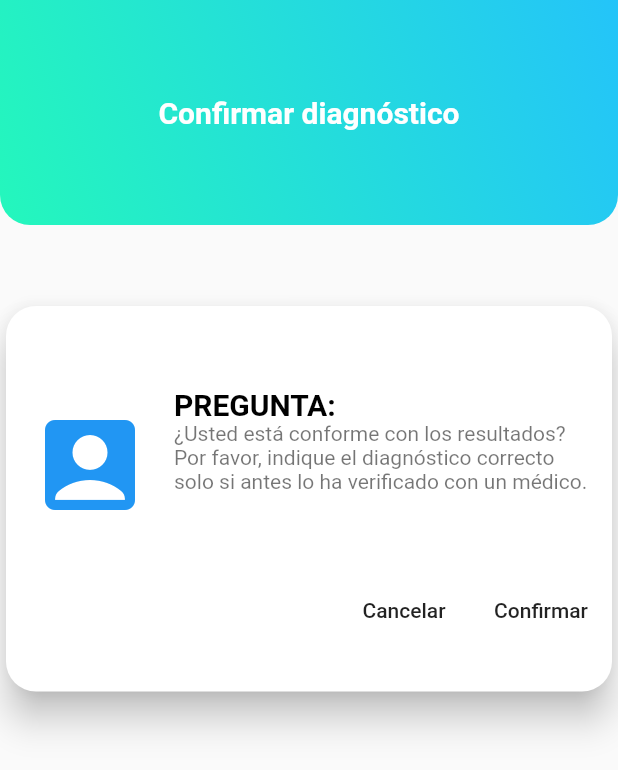
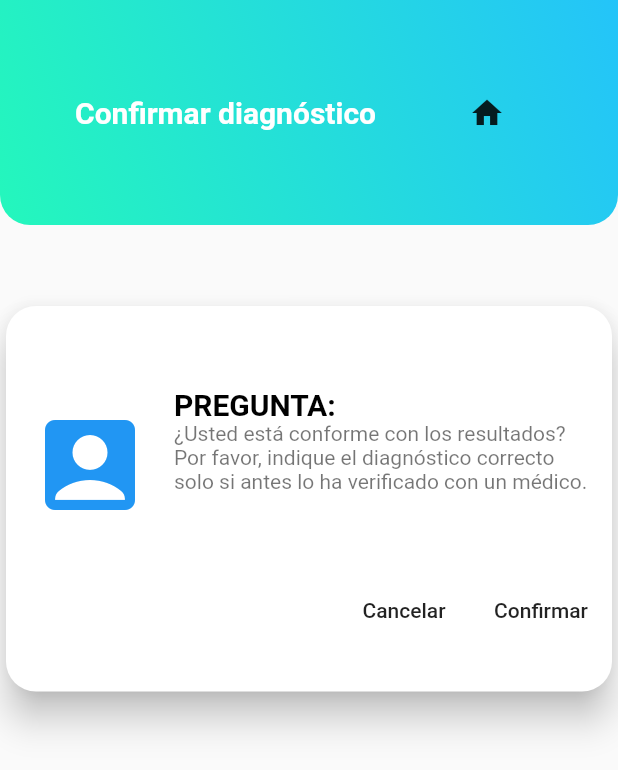
Before and after one commit to G3rson98/AsistenteMedicoFlutter-1, a Flutter app: the ConfirmIllnessWidget screen opened directly with empty values, on a phone screen of 412 x 824 dp. Shown: the top 770 px of the screen. Run offline on Flutter 3.47's test engine with Material 2 defaults, Android fonts, the phone set to English and light mode, and no system bars; our stand-ins replace file_picker, flutter_speed_dial, shared_preferences; missing offline and left inert: flutter_share, mime_type; accounts and stored records are empty.

Commit message:
estoy emputado

```diff
--- a/lib/main.dart
+++ b/lib/main.dart
@@ -1,3 +1,4 @@
+import 'package:asistentemedico/src/pages/alergia_page.dart';
 import 'package:asistentemedico/src/pages/login_page.dart';
 import 'package:asistentemedico/src/pages/registrarUsuario_page.dart';
 import 'package:asistentemedico/src/pages/results_page.dart';
@@ -33,6 +34,7 @@ class MyApp extends StatelessWidget {
         'login': (BuildContext context) => LoginPage(),
         'registrarUsuario': (BuildContext context) => RegistrarUsuario(),
         'search': (BuildContext context) => SearchPage(),
+        'alergias': (BuildContext context) => AlergiasPage(misAlergias: []),
       },
     );
   }
--- a/lib/src/services/usuario_service.dart
+++ b/lib/src/services/usuario_service.dart
@@ -25,6 +25,7 @@ class UsuarioProvider {
       addIntToSF('id', id);
       addStringToSF('usuario', nombreUsuario);
       addStringToSF('correo', correo);
+      addAlergias('Alergias', ['gripe','alergia al polvo','migraña']);
 
       SharedPreferences prefs = await SharedPreferences.getInstance();
 
@@ -58,4 +59,9 @@ class UsuarioProvider {
 
     return usuario;
   }
+
+  addAlergias(String clave, List<String> valor) async {
+    SharedPreferences prefs = await SharedPreferences.getInstance();
+    prefs.setStringList(clave, valor);
+  }
 }
--- a/lib/src/widget/confirm_illness_widget.dart
+++ b/lib/src/widget/confirm_illness_widget.dart
@@ -3,7 +3,8 @@ import 'package:asistentemedico/src/providers/translate_provider.dart';
 import 'package:flutter/material.dart';
 
 class ConfirmIllnessWidget extends StatefulWidget {
-  const ConfirmIllnessWidget({Key key, @required this.listCondition}) : super(key: key);
+  const ConfirmIllnessWidget({Key key, @required this.listCondition})
+      : super(key: key);
   final List<Condition> listCondition;
 
   @override
@@ -14,7 +15,7 @@ class _ConfirmIllnessWidgetState extends State<ConfirmIllnessWidget> {
   String selectedRadioTile;
   final translateProvider = new TranslateProvider();
 
-  setSelectedRadioTile(String valor){
+  setSelectedRadioTile(String valor) {
     setState(() {
       selectedRadioTile = valor;
     });
@@ -28,23 +29,36 @@ class _ConfirmIllnessWidgetState extends State<ConfirmIllnessWidget> {
         child: Container(
           height: 200,
           decoration: BoxDecoration(
-              borderRadius: BorderRadius.only(bottomLeft: Radius.circular(20.0), bottomRight: Radius.circular(20.0)),
+            borderRadius: BorderRadius.only(
+                bottomLeft: Radius.circular(20.0),
+                bottomRight: Radius.circular(20.0)),
             gradient: LinearGradient(
                 begin: Alignment.bottomLeft,
                 end: Alignment.topRight,
                 colors: [
-                  Color.fromRGBO(36, 247, 188,1.0),
+                  Color.fromRGBO(36, 247, 188, 1.0),
                   Color.fromRGBO(36, 196, 249, 1.0),
-                ]
+                ]),
           ),
-            ),
-            child: Column(
-              mainAxisAlignment: MainAxisAlignment.center,
+          child: Row(
+            //mainAxisAlignment: MainAxisAlignment.center,
             children: <Widget>[
+              SizedBox(width: 50.0,),
               new Text(
                 'Confirmar diagnóstico',
-                  style: TextStyle(color: Colors.white, fontSize: 20, fontWeight: FontWeight.bold),
+                style: TextStyle(
+                    color: Colors.white,
+                    fontSize: 20,
+                    fontWeight: FontWeight.bold),
               ),
+              SizedBox(width: 50.0),
+              Align(
+                alignment: Alignment.centerRight,
+                  child: Container(
+                      child: IconButton(
+                          icon: Icon(Icons.home), onPressed: () {
+                            Navigator.of(context).pushNamed('begin');
+                          })))
             ],
           ),
         ),
@@ -56,12 +70,11 @@ class _ConfirmIllnessWidgetState extends State<ConfirmIllnessWidget> {
           _cardTipo1(),
           SizedBox(height: 30),
         ],
-          )
-        ),
+      )),
     );
   }
 
-  Widget _cardTipo1(){
+  Widget _cardTipo1() {
     return Card(
       elevation: 10.0,
       shape: RoundedRectangleBorder(borderRadius: BorderRadius.circular(20.0)),
@@ -70,8 +83,13 @@ class _ConfirmIllnessWidgetState extends State<ConfirmIllnessWidget> {
           SizedBox(height: 50),
           ListTile(
             leading: Icon(Icons.account_box, color: Colors.blue, size: 80.0),
-            title: Text('PREGUNTA: ', style: TextStyle(color: Colors.black,fontSize: 20, fontWeight: FontWeight.bold)),
-            subtitle: Text('¿Usted está conforme con los resultados? Por favor, indique el diagnóstico correcto solo si antes lo ha verificado con un médico.'),
+            title: Text('PREGUNTA: ',
+                style: TextStyle(
+                    color: Colors.black,
+                    fontSize: 20,
+                    fontWeight: FontWeight.bold)),
+            subtitle: Text(
+                '¿Usted está conforme con los resultados? Por favor, indique el diagnóstico correcto solo si antes lo ha verificado con un médico.'),
           ),
           SizedBox(height: 50),
           Column(
@@ -82,15 +100,14 @@ class _ConfirmIllnessWidgetState extends State<ConfirmIllnessWidget> {
             children: <Widget>[
               FlatButton(
                 child: Text('Cancelar'),
-                  onPressed: (){},
+                onPressed: () {},
               ),
               FlatButton(
                 child: Text('Confirmar'),
-                  onPressed: (){
+                onPressed: () {
                   translateProvider.getTranslation("Hi my name is Daniel");
                 },
               ),
-
             ],
           ),
           SizedBox(height: 30),
@@ -99,7 +116,7 @@ class _ConfirmIllnessWidgetState extends State<ConfirmIllnessWidget> {
     );
   }
 
-  List<Widget> createRadioListAnswer(){
+  List<Widget> createRadioListAnswer() {
     List<Widget> radioWidgets = [];
     for (var condition in widget.listCondition) {
       radioWidgets.add(
@@ -108,7 +125,7 @@ class _ConfirmIllnessWidgetState extends State<ConfirmIllnessWidget> {
           groupValue: selectedRadioTile,
           title: Text(condition.name),
           subtitle: Text(condition.commonName),
-          onChanged: (valor){
+          onChanged: (valor) {
             print("Radio pressed: $valor");
             setSelectedRadioTile(valor);
           },
```
Also changed, not shown: lib/src/pages/alergia_page.dart (+13 -4 lines), lib/src/pages/home_page.dart (+23 -1 lines), lib/src/search/alergia_delegate.dart (+46 -32 lines), pubspec.lock. Lines whose indentation alone changed are shown as unchanged.
